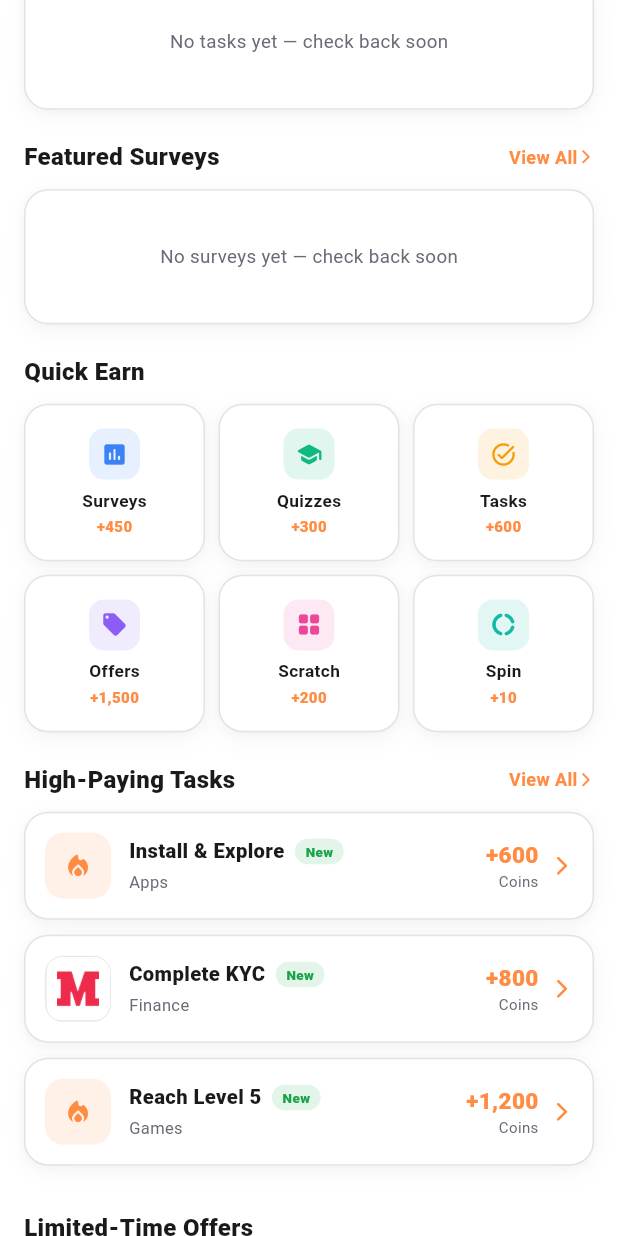
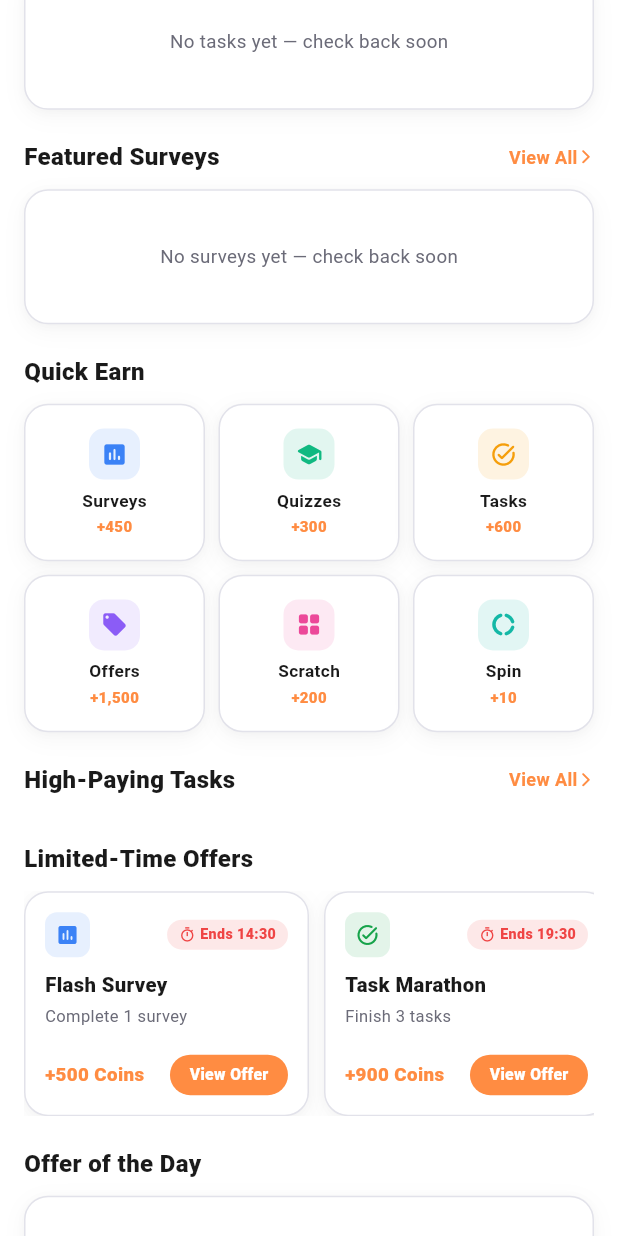
Before and after one commit to my-smm-panel/coinvault-frontend, a Flutter app: the HomeTab screen opened directly, scrolled down 576 dp, on a phone screen of 412 x 824 dp. Run offline on Flutter 3.47's test engine with Material 3 defaults, Android fonts, the phone set to English and light mode, and no system bars; our stand-ins replace firebase_auth, firebase_core, firebase_database, google_fonts, google_sign_in, shared_preferences; accounts and stored records are empty; network calls fail.

Commit message:
fix: home_screen remove fake fallback for high-value offers section

```diff
--- a/lib/screens/home_screen.dart
+++ b/lib/screens/home_screen.dart
@@ -1229,14 +1229,7 @@ class _HomeTabState extends State<HomeTab> {
             .where((o) => ((o['coins'] ?? 0) as num).toInt() >= 500)
             .take(4)
     ];
-    if (high.isEmpty) {
-      // static demo fallback so the section is never empty
-      high.addAll([
-        {'title': 'Install & Explore', 'coins': 600, 'cat': 'Apps'},
-        {'title': 'Complete KYC', 'coins': 800, 'cat': 'Finance'},
-        {'title': 'Reach Level 5', 'coins': 1200, 'cat': 'Games'},
-      ]);
-    }
+    if (high.isEmpty) return const SizedBox.shrink(); // no fake fallback
     return Column(
       children: high.map((m) {
         final coins = ((m['coins'] ?? 0) as num).toInt();
```
